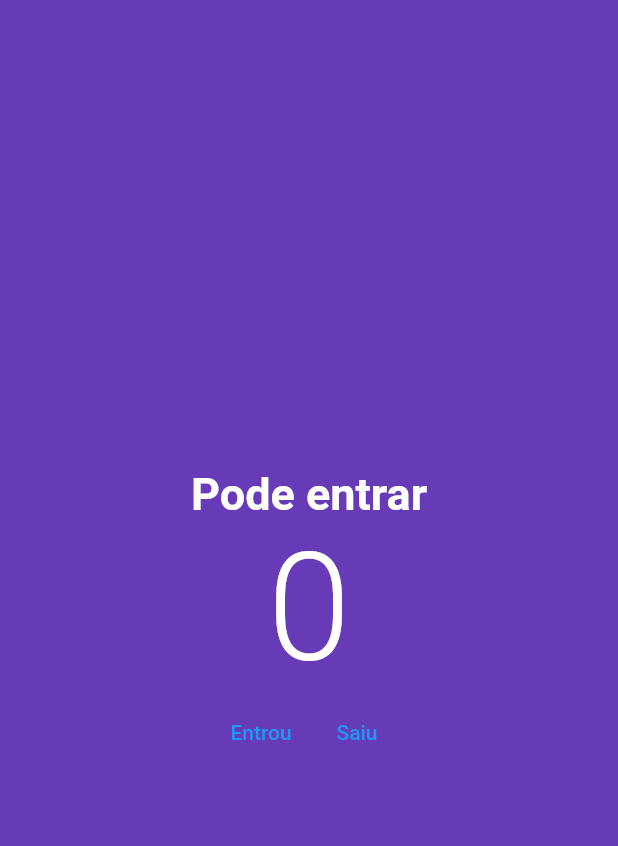
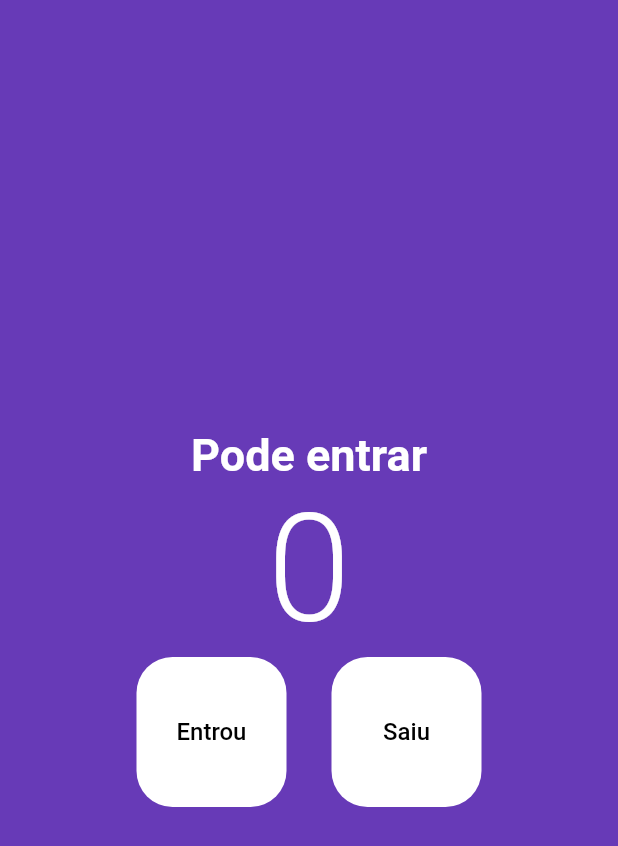
Before and after one commit to Joaopedroaquino/PeopleCounter, a Flutter app: the screen it shows after launch, on a phone screen of 412 x 824 dp. Shown: the top 846 px of the screen. Run offline on Flutter 3.47's test engine with Material 2 defaults, Android fonts, the phone set to English and light mode, and no system bars.

Commit message:
estilizando os botoes

```diff
--- a/lib/home_page.dart
+++ b/lib/home_page.dart
@@ -18,7 +18,7 @@ class HomePage extends StatelessWidget {
       body: Column(
         mainAxisAlignment: MainAxisAlignment.center,
         children: [
-          Text(
+          const Text(
             'Pode entrar',
             style: TextStyle(
               color: Colors.white,
@@ -26,7 +26,7 @@ class HomePage extends StatelessWidget {
               fontWeight: FontWeight.w700,
             ),
           ),
-          Text(
+          const Text(
             '0',
             style: TextStyle(
               color: Colors.white,
@@ -38,13 +38,36 @@ class HomePage extends StatelessWidget {
             mainAxisAlignment: MainAxisAlignment.center,
             children: [
               TextButton(
+                  style: TextButton.styleFrom(
+                    primary: Colors.purple,
+                    backgroundColor: Colors.white,
+                    fixedSize: const Size(100, 100),
+                    shape: RoundedRectangleBorder(
+                      borderRadius: BorderRadius.circular(24),
+                    ),
+                  ),
                   onPressed: increment,
-                  child: Text(
+                  child: const Text(
                     'Entrou',
+                    style: TextStyle(color: Colors.black, fontSize: 16),
                   )),
+              const SizedBox(
+                width: 30,
+              ),
               TextButton(
+                style: TextButton.styleFrom(
+                  primary: Colors.purple,
+                  backgroundColor: Colors.white,
+                  fixedSize: const Size(100, 100),
+                  shape: RoundedRectangleBorder(
+                    borderRadius: BorderRadius.circular(24),
+                  ),
+                ),
                 onPressed: decrement,
-                child: Text('Saiu'),
+                child: const Text(
+                  'Saiu',
+                  style: TextStyle(color: Colors.black, fontSize: 16),
+                ),
               ),
             ],
           )
```
